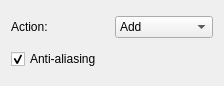
Above: krita/ui/wdgselectionoptions.ui from KDE/krita before the change. Below: the same form after it.
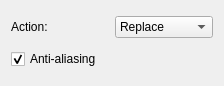
That is the form after the change.

Commit message: added replace selection, mask visualisation is back, disabled modifier keys in select similar for now

Diff of the .ui file:
```diff
--- a/krita/ui/wdgselectionoptions.ui
+++ b/krita/ui/wdgselectionoptions.ui
@@ -10,6 +10,12 @@
    </rect>
   </property>
   <layout class="QGridLayout" >
+   <property name="margin" >
+    <number>11</number>
+   </property>
+   <property name="spacing" >
+    <number>6</number>
+   </property>
    <item row="0" column="0" >
     <widget class="QLabel" name="lblAction" >
      <property name="text" >
@@ -19,6 +25,11 @@
    </item>
    <item row="0" column="1" >
     <widget class="QComboBox" name="cmbAction" >
+     <item>
+      <property name="text" >
+       <string>Replace</string>
+      </property>
+     </item>
      <item>
       <property name="text" >
        <string>Add</string>
```
The commit also changes 11 other files.
